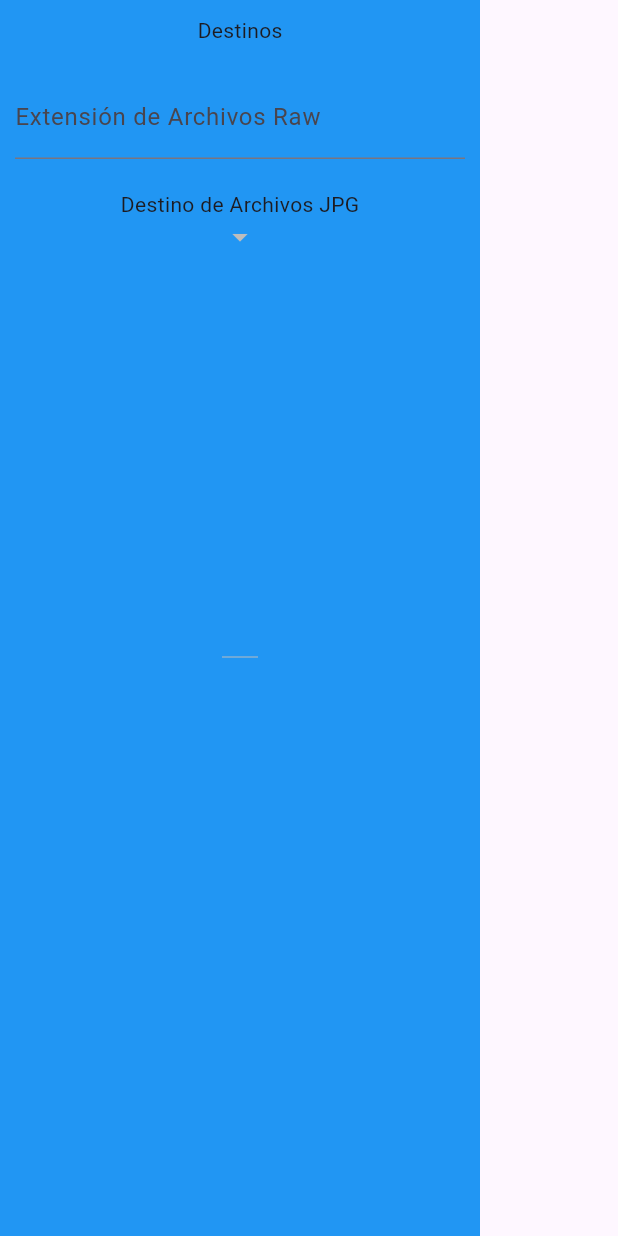
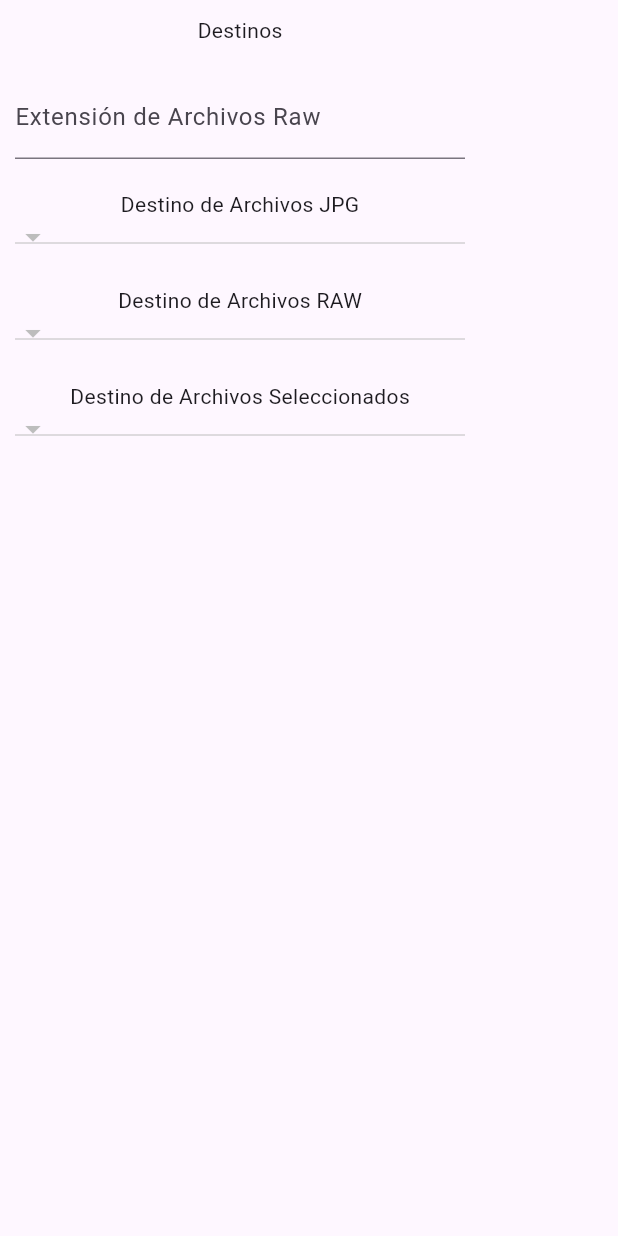
Before and after one commit to benjaminpina/fotoflu, a Flutter app: the _Destinos widget shown alone on an empty page, opened directly with empty values, on a phone screen of 412 x 824 dp. Run offline on Flutter 3.47's test engine with Material 3 defaults, Android fonts, the phone set to English and light mode, and no system bars; our stand-ins replace file_picker, get, get_storage, isar, photo_view; missing offline and left inert: confirm_dialog, prompt_dialog; accounts and stored records are empty; generated files the repository leaves out were written again.

Commit message:
selección de directorios destino

```diff
--- a/lib/repositories/destino_repository.dart
+++ b/lib/repositories/destino_repository.dart
@@ -23,6 +23,7 @@ class DestinoRepository extends GetxController {
         Destino()..nombre = 'retocadas',
         Destino()..nombre = 'selladas',
         Destino()..nombre = 'achicadas',
+        Destino()..nombre = 'raw',
       ];
 
       // Agregar valores por defecto a la colección
--- a/lib/ui/pages/opciones_page.dart
+++ b/lib/ui/pages/opciones_page.dart
@@ -43,7 +43,6 @@ class _Destinos extends StatelessWidget {
   Widget build(BuildContext context) {
     return Container(
       padding: EdgeInsets.all(10),
-      color: Colors.blue,
       child: Column(
         children: [
           Text('Destinos'),
@@ -61,7 +60,7 @@ class _Destinos extends StatelessWidget {
           SizedBox(height: 20),
           Text('Destino de Archivos JPG'),
           SizedBox(
-            height: 300,
+            width: 300,
             child: Obx(
               () => DropdownButton<int>(
                 value: controller.selDestinoJPG.value,
@@ -69,6 +68,38 @@ class _Destinos extends StatelessWidget {
                 onChanged: (int? newValue) {
                   if (newValue != null) {
                     controller.selDestinoJPG.value = newValue;
+                  }
+                },
+              ),
+            ),
+          ),
+          SizedBox(height: 20),
+          Text('Destino de Archivos RAW'),
+          SizedBox(
+            width: 300,
+            child: Obx(
+              () => DropdownButton<int>(
+                value: controller.selDestinoRAW.value,
+                items: controller.opcionesDestino,
+                onChanged: (int? newValue) {
+                  if (newValue != null) {
+                    controller.selDestinoRAW.value = newValue;
+                  }
+                },
+              ),
+            ),
+          ),
+          SizedBox(height: 20),
+          Text('Destino de Archivos Seleccionados'),
+          SizedBox(
+            width: 300,
+            child: Obx(
+              () => DropdownButton<int>(
+                value: controller.selDestinoSelect.value,
+                items: controller.opcionesDestino,
+                onChanged: (int? newValue) {
+                  if (newValue != null) {
+                    controller.selDestinoSelect.value = newValue;
                   }
                 },
               ),
```
Also changed, not shown: lib/controllers/opciones_controller.dart (+12 -0 lines).
